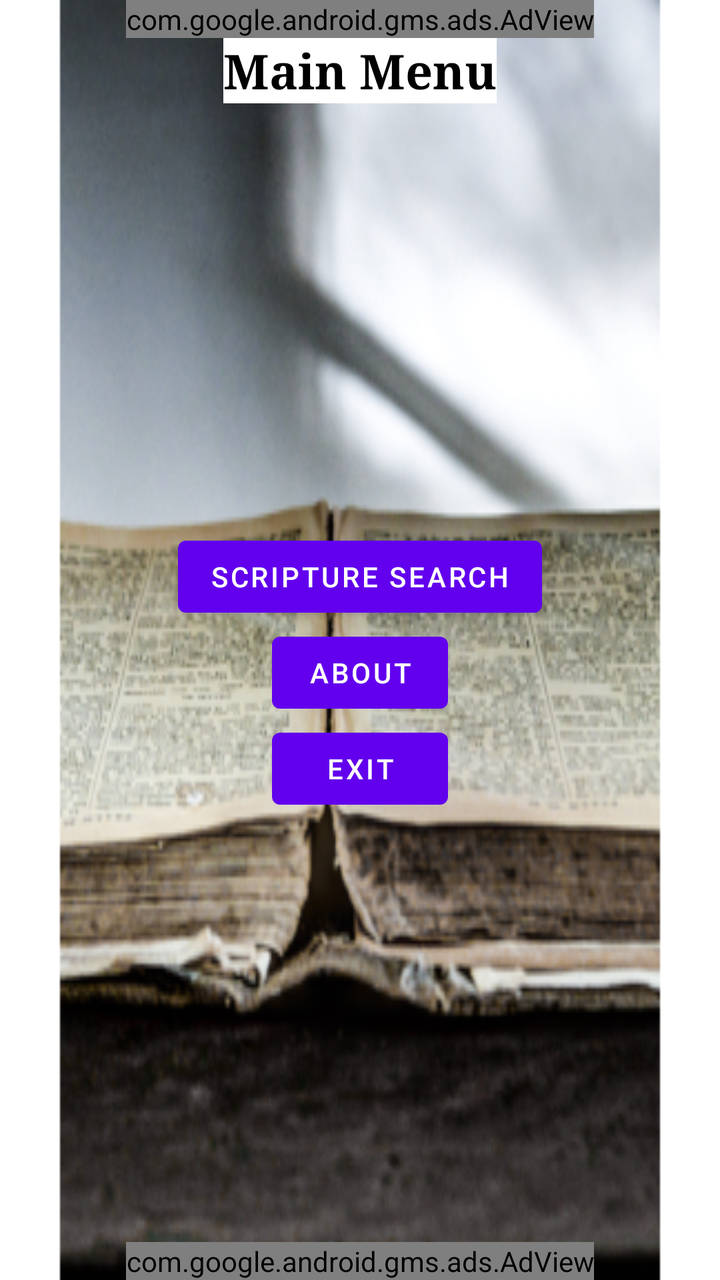
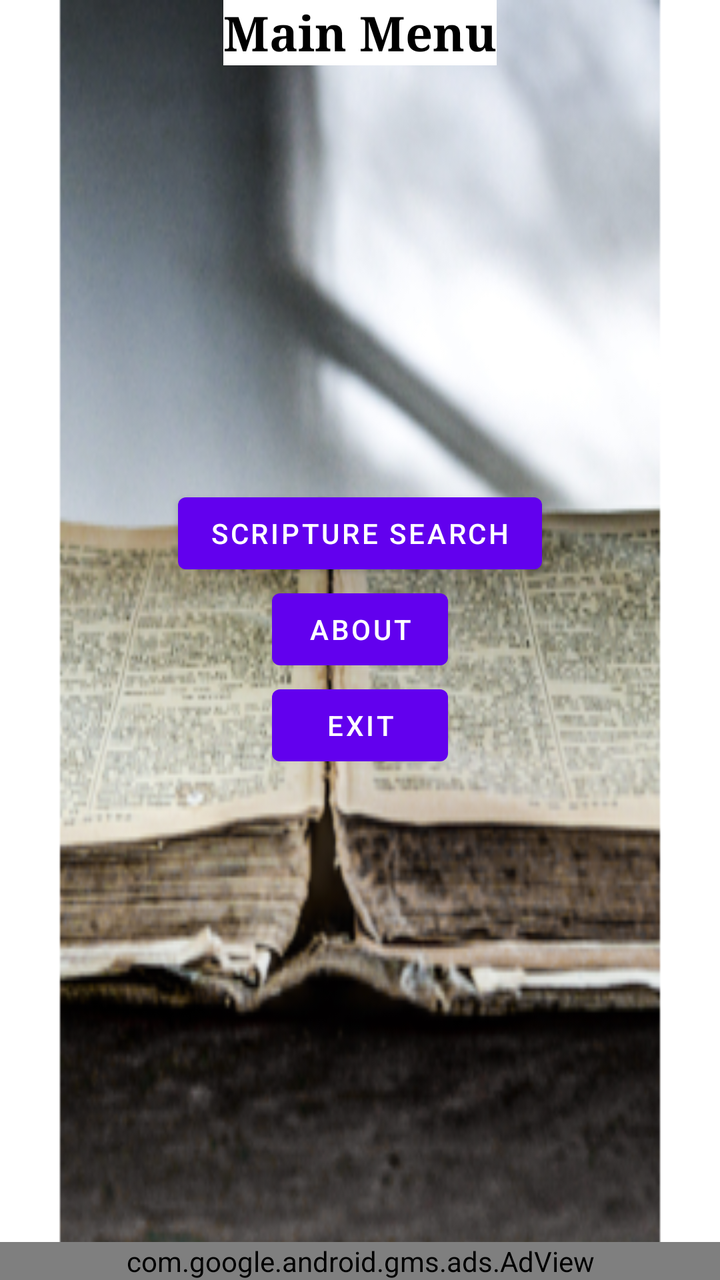

Two renders of the same Android screen: before a commit and after it. Below are the layout's source before the change and the commit's diff.
<!-- AndroidManifest.xml: application theme Theme.Bible -->
<!-- res/layout/activity_main_menu.xml -->
<?xml version="1.0" encoding="utf-8"?>
<androidx.constraintlayout.widget.ConstraintLayout xmlns:android="http://schemas.android.com/apk/res/android"
    xmlns:app="http://schemas.android.com/apk/res-auto"
    xmlns:ads="http://schemas.android.com/apk/res-auto"
    xmlns:tools="http://schemas.android.com/tools"
    android:layout_width="match_parent"
    android:layout_height="match_parent"
    tools:context=".MainMenu"
    android:fitsSystemWindows="true">

    <LinearLayout xmlns:android="http://schemas.android.com/apk/res/android"
        android:layout_width="match_parent"
        android:layout_height="match_parent"
        android:background="@mipmap/my_background_image_foreground"
        android:orientation="vertical" >

        <com.google.android.gms.ads.AdView
            android:id="@+id/adView2"
            android:layout_width="wrap_content"
            android:layout_height="wrap_content"
            android:layout_centerHorizontal="true"
            android:layout_gravity="bottom|center_horizontal"
            ads:adSize="BANNER"
            ads:adUnitId="ca-app-pub-8382831211800454/7688686047">
        </com.google.android.gms.ads.AdView>

        <TextView
            android:layout_width="wrap_content"
            android:layout_height="wrap_content"
            android:text="Main Menu"
            android:layout_gravity="center_horizontal"
            android:textSize="24sp"
            android:typeface="serif"
            android:textColor="#000000"
            android:textStyle="bold"
            android:background="#FFFFFF" />

        <Space
            android:layout_width="0dp"
            android:layout_height="wrap_content"
            android:layout_weight="1" />

        <Button
            android:id="@+id/button_scripture_search"
            android:layout_width="wrap_content"
            android:layout_height="wrap_content"
            android:layout_gravity="center_horizontal"
            android:text="Scripture Search" />

        <Button
            android:id="@+id/button_about"
            android:onClick="AboutButton"
            android:layout_width="wrap_content"
            android:layout_height="wrap_content"
            android:layout_gravity="center_horizontal"
            android:text="About" />

        <Button
            android:id="@+id/button_exit_app"
            android:layout_width="wrap_content"
            android:layout_height="wrap_content"
            android:layout_gravity="center_horizontal"
            android:text="Exit" />

        <Space
            android:layout_width="0dp"
            android:layout_height="wrap_content"
            android:layout_weight="1" />

        <com.google.android.gms.ads.AdView
            android:id="@+id/adView"
            android:layout_width="wrap_content"
            android:layout_height="wrap_content"
            android:layout_centerHorizontal="true"
            android:layout_gravity="bottom|center_horizontal"
            ads:adSize="BANNER"
            ads:adUnitId="ca-app-pub-8382831211800454/7688686047">
        </com.google.android.gms.ads.AdView>

    </LinearLayout>

</androidx.constraintlayout.widget.ConstraintLayout>
<!-- resources referenced by this layout -->
<resources>
  <!-- mipmap my_background_image_foreground: png bitmap (mipmap-hdpi, 55644 bytes) -->
  <style name="Theme.Bible" parent="Theme.MaterialComponents.DayNight.DarkActionBar">
          
          <item name="colorPrimary">@color/purple_500</item>
          <item name="colorPrimaryVariant">@color/purple_700</item>
          <item name="colorOnPrimary">@color/white</item>
          
          <item name="colorSecondary">@color/teal_200</item>
          <item name="colorSecondaryVariant">@color/teal_700</item>
          <item name="colorOnSecondary">@color/black</item>
          
          <item name="android:statusBarColor">?attr/colorPrimaryVariant</item>
          
      </style>
  <color name="purple_500">#FF6200EE</color>
  <color name="purple_700">#FF3700B3</color>
  <color name="white">#FFFFFFFF</color>
  <color name="teal_200">#FF03DAC5</color>
  <color name="teal_700">#FF018786</color>
  <color name="black">#FF000000</color>
</resources>

<!-- the commit's change to res/layout/activity_main_menu.xml (unified diff, before → after) -->
@@ -13,16 +13,6 @@
         android:layout_height="match_parent"
         android:background="@mipmap/my_background_image_foreground"
         android:orientation="vertical" >
-
-        <com.google.android.gms.ads.AdView
-            android:id="@+id/adView2"
-            android:layout_width="wrap_content"
-            android:layout_height="wrap_content"
-            android:layout_centerHorizontal="true"
-            android:layout_gravity="bottom|center_horizontal"
-            ads:adSize="BANNER"
-            ads:adUnitId="ca-app-pub-8382831211800454/7688686047">
-        </com.google.android.gms.ads.AdView>
 
         <TextView
             android:layout_width="wrap_content"
@@ -69,9 +59,9 @@
 
         <com.google.android.gms.ads.AdView
             android:id="@+id/adView"
-            android:layout_width="wrap_content"
+            android:layout_width="match_parent"
             android:layout_height="wrap_content"
-            android:layout_centerHorizontal="true"
+            android:layout_marginTop="24dp"
             android:layout_gravity="bottom|center_horizontal"
             ads:adSize="BANNER"
             ads:adUnitId="ca-app-pub-8382831211800454/7688686047">
